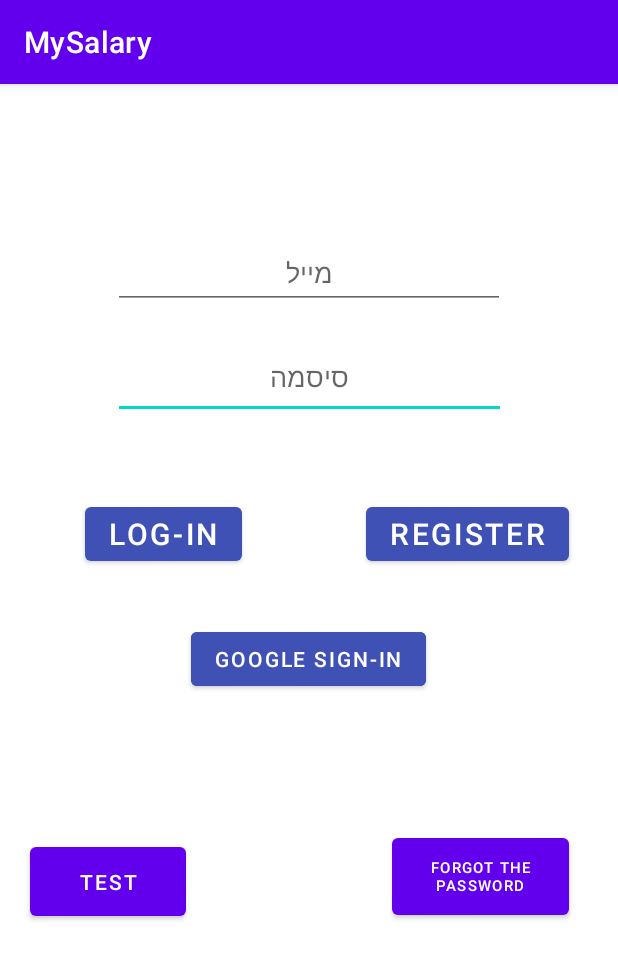
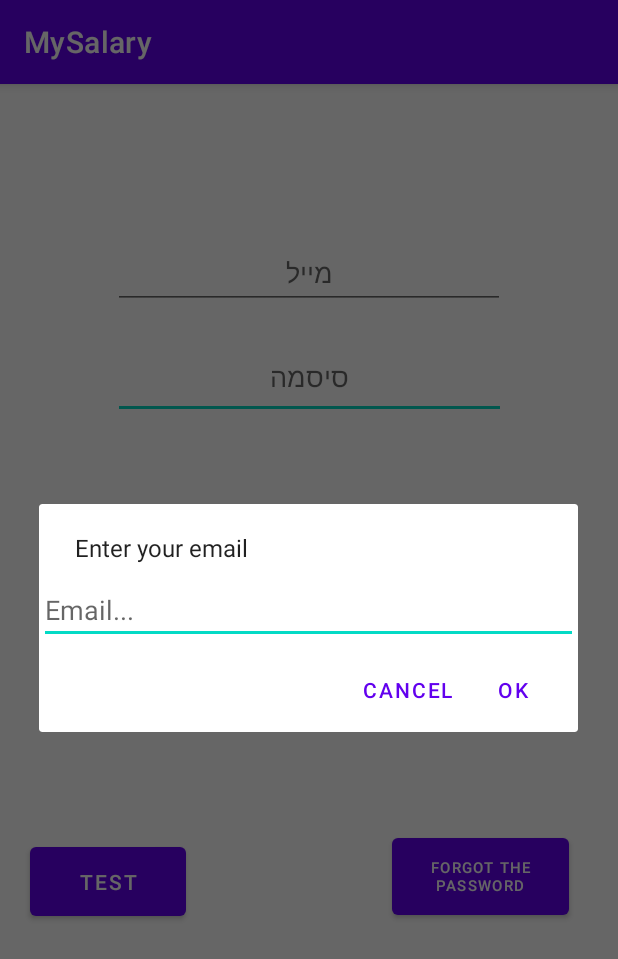
Before and after one commit to shlomog12/MySalary, an Android app: the screen it shows after launch (LoginActivity), after a tap on "FORGOT THE PASSWORD", on a phone screen of 412 x 824 dp. Shown: the top 959 px of the screen. Run offline under Robolectric (Android 15) with nearby library versions, the light colour scheme and no system bars; our stand-ins replace Firebase (no records; nobody signed in at launch, a user with empty details on screens opened directly).

Commit message:
forgot the password

```diff
--- a/app/src/main/java/com/Final/mysalary/UI/LoginActivity.java
+++ b/app/src/main/java/com/Final/mysalary/UI/LoginActivity.java
@@ -4,6 +4,7 @@
 import android.content.Intent;
 import android.os.Build;
 import android.os.Bundle;
+import android.text.InputType;
 import android.view.View;
 import android.widget.EditText;
 import android.widget.Toast;
@@ -152,7 +153,77 @@
         Toast.makeText(this, message, Toast.LENGTH_LONG).show();
     }
     public void forgot(View view) {
+
+        AlertDialog.Builder alert = new AlertDialog.Builder(this);
+        alert.setMessage("Enter your email");
+        final EditText email = new EditText(this);
+        email.setInputType(InputType.TYPE_TEXT_VARIATION_EMAIL_ADDRESS);
+        email.setHint("Email...");
+        alert.setView(email);
+
+        alert.setPositiveButton("Ok", new DialogInterface.OnClickListener() {
+            @Override
+            public void onClick(DialogInterface dialog, int which) {
+                FirebaseAuth.getInstance().sendPasswordResetEmail(email.getText().toString())
+                        .addOnCompleteListener(new OnCompleteListener<Void>() {
+                            @Override
+                            public void onComplete(@NonNull Task<Void> task) {
+                                if (task.isSuccessful()) {
+                                    popUpMessage("תודה, קישור לאיפוס סיסמה נשלח למייל");
+                                    dialog.dismiss();
+//                            Log.d(TAG, "Email sent.");
+                                }else {
+                                    popUpMessage("המייל לא קיים במערכת");
+                                    dialog.dismiss();
+                                }
+                            }
+                        });
+            }
+        });
+        alert.setNegativeButton("Cancel", new DialogInterface.OnClickListener() {
+            @Override
+            public void onClick(DialogInterface dialog, int which) {
+                dialog.dismiss();
+            }
+        });
+
+
+        alert.show();
+
+
+
+
+
+
+
+
+//        builder.setPositiveButton("אישור", new DialogInterface.OnClickListener() {
+//            @Override
+//            public void onClick(DialogInterface dialog, int which) {
+//                popUpMessage("תודה");
+//                dialog.dismiss();
+//                DB.setUser(curUser);
+//                moveToMainScreen();
+//            }
+//        });
+//        builder.setNegativeButton("ביטול", new DialogInterface.OnClickListener() {
+//            @Override
+//            public void onClick(DialogInterface dialog, int which) {
+//                dialog.dismiss();
+//            }
+//        });
+//        builder.show();
+
+
+
+
+
     }
+
+
+
+
+
 
     @RequiresApi(api = Build.VERSION_CODES.O)
     public void testDB(View view) {
```
